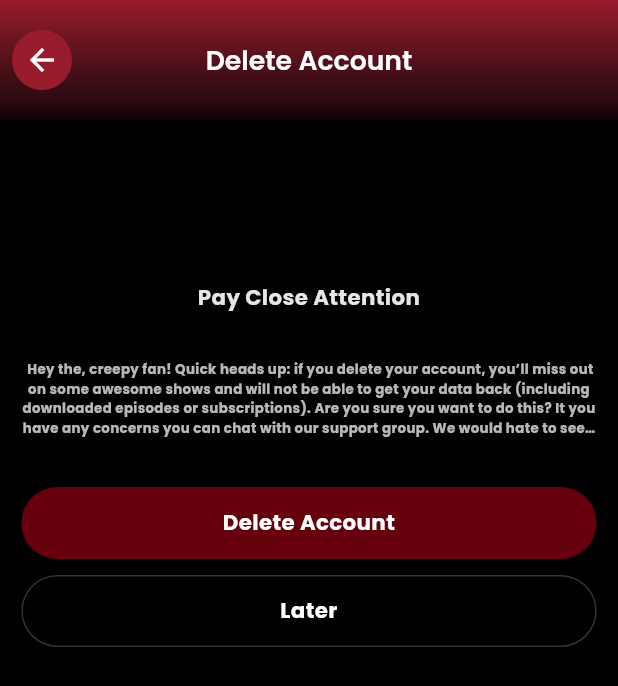
After one commit to Irfanhossain909/shorts_streaming_app, a Flutter app: the DeleteAccountScreen screen opened by its route, on a phone screen of 412 x 824 dp. The commit adds this screen. Shown: the top 686 px of the screen. Run offline on Flutter 3.47's test engine with Material 3 defaults, Android fonts, the light colour scheme and no system bars; our stand-ins replace cached_network_image, carousel_slider, dio, flutter_dotenv, flutter_html, flutter_screenutil and 15 more; accounts and stored records are empty; network calls fail.

Commit message:
delete account

```diff
--- a/lib/core/config/route/app_routes.dart
+++ b/lib/core/config/route/app_routes.dart
@@ -20,7 +20,7 @@ import 'package:testemu/features/profile/presentation/screen/profile_screen.dart
 import 'package:testemu/features/setting/presentation/screen/privacy_policy_screen.dart';
 import 'package:testemu/features/setting/presentation/screen/setting_screen.dart';
 import 'package:testemu/features/setting/presentation/screen/subscription_screen.dart';
-import 'package:testemu/features/setting/presentation/screen/terms_of_services_screen.dart';
+import 'package:testemu/features/setting/presentation/screen/delete_account.dart';
 import 'package:testemu/features/shorts/presenter/shorts_screen.dart';
 import 'package:testemu/features/shorts/presenter/video_detail_screen.dart';
 import 'package:testemu/features/splash/splash_screen.dart';
@@ -42,7 +42,7 @@ class AppRoutes {
   static const String profile = "/profile_screen.dart";
   static const String editProfile = "/edit_profile.dart";
   static const String privacyPolicy = "/privacy_policy_screen.dart";
-  static const String termsOfServices = "/terms_of_services_screen.dart";
+  static const String deleteAccount = "/detele_account_screen.dart";
   static const String setting = "/setting_screen.dart";
   static const String navigation = "/navigation_screen.dart";
   static const String subscription = "/subscription_screen.dart";
@@ -69,7 +69,7 @@ class AppRoutes {
     GetPage(name: profile, page: () => const ProfileScreen()),
     GetPage(name: editProfile, page: () => EditProfile()),
     GetPage(name: privacyPolicy, page: () => const PrivacyPolicyScreen()),
-    GetPage(name: termsOfServices, page: () => const TermsOfServicesScreen()),
+    GetPage(name: deleteAccount, page: () => const DeleteAccountScreen()),
     GetPage(name: setting, page: () => const SettingScreen()),
     GetPage(name: navigation, page: () => const NavigationScreen()),
     GetPage(name: subscription, page: () => const SubscriptionScreen()),
--- /dev/null
+++ b/lib/features/setting/presentation/screen/delete_account.dart
@@ -0,0 +1,64 @@
+import 'package:flutter/material.dart';
+import 'package:flutter_screenutil/flutter_screenutil.dart';
+import 'package:google_fonts/google_fonts.dart';
+import 'package:testemu/core/component/appbar/common_app_bar.dart';
+import 'package:testemu/core/component/button/common_button.dart';
+import 'package:testemu/core/component/text/common_text.dart';
+import 'package:testemu/core/constants/app_colors.dart';
+import 'package:testemu/core/utils/extensions/extension.dart';
+
+class DeleteAccountScreen extends StatelessWidget {
+  const DeleteAccountScreen({super.key});
+
+  @override
+  Widget build(BuildContext context) {
+    return Scaffold(
+      appBar: CommonAppBar(title: "Delete Account"),
+      body: Padding(
+        padding: EdgeInsets.all(16.r),
+        child: Column(
+          spacing: 36.h,
+          children: [
+            70.height,
+            CommonText(
+              text: "Pay Close Attention",
+              style: GoogleFonts.poppins(
+                fontSize: 16.sp,
+                fontWeight: FontWeight.w700,
+                color: AppColors.activeTrackColor,
+              ),
+            ),
+            CommonText(
+              maxLines: 4,
+              text:
+                  " Hey the, creepy fan! Quick heads up: if you delete your account, you’ll miss out on some awesome shows and will not be able to get your data back (including downloaded episodes or subscriptions). Are you sure you want to do this? It you have any concerns you can chat with our support group. We would hate to see you go! ",
+              style: GoogleFonts.poppins(
+                fontSize: 10.sp,
+                fontWeight: FontWeight.w700,
+                color: AppColors.activeTrackColor.withValues(alpha: 0.8),
+              ),
+            ),
+
+            Column(
+              spacing: 12.h,
+              children: [
+                CommonButton(
+                  borderColor: AppColors.buttonColor2,
+                  buttonColor: AppColors.buttonColor2,
+                  isGradient: false,
+                  titleText: "Delete Account",
+                ),
+                CommonButton(
+                  borderColor: AppColors.white200.withValues(alpha: 0.2),
+                  buttonColor: AppColors.black,
+                  isGradient: false,
+                  titleText: "Later",
+                ),
+              ],
+            ),
+          ],
+        ),
+      ),
+    );
+  }
+}
--- a/lib/features/setting/presentation/screen/setting_screen.dart
+++ b/lib/features/setting/presentation/screen/setting_screen.dart
@@ -1,7 +1,10 @@
 import 'package:flutter/material.dart';
 import 'package:flutter_screenutil/flutter_screenutil.dart';
+import 'package:get/get.dart';
+import 'package:get/instance_manager.dart';
 import 'package:testemu/core/component/appbar/common_app_bar.dart';
 import 'package:testemu/core/component/text/common_text.dart';
+import 'package:testemu/core/config/route/app_routes.dart';
 import 'package:testemu/core/constants/app_colors.dart';
 import 'package:testemu/core/constants/app_images.dart';
 import 'package:testemu/features/profile/presentation/screen/profile_screen.dart';
@@ -30,7 +33,13 @@ class SettingScreen extends StatelessWidget {
               leadPath: AppImages.icOfflineDownload,
             ),
             ProfileRow(title: "User Agreement", leadPath: AppImages.icLanguage),
-            ProfileRow(title: "Delete Account", leadPath: AppImages.icFaq),
+            ProfileRow(
+              onTap: () {
+                Get.toNamed(AppRoutes.deleteAccount);
+              },
+              title: "Delete Account",
+              leadPath: AppImages.icFaq,
+            ),
           ],
         ),
       ),
```
Also changed, not shown: lib/features/setting/presentation/controller/terms_of_services_controller.dart (+34 -34 lines), lib/features/setting/presentation/screen/terms_of_services_screen.dart (deleted, +0 -47 lines).
